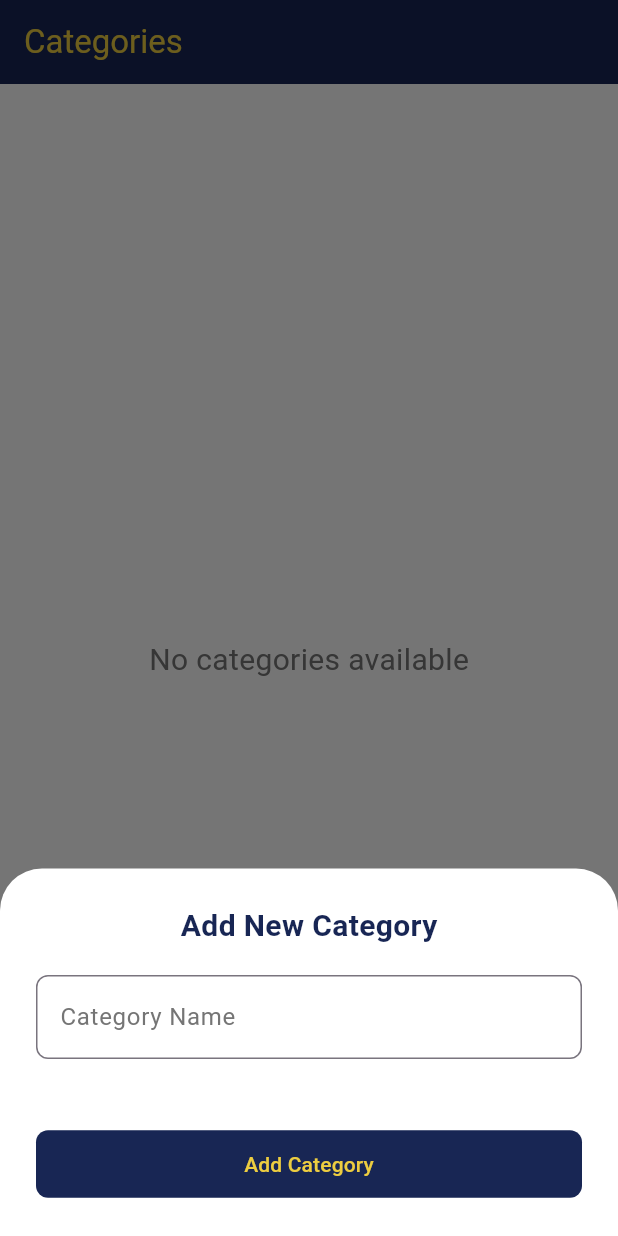
After one commit to AhmadNRamadan/mu-todo-list, a Flutter app: the screen it shows after launch, after a tap on the "add" icon, on a phone screen of 412 x 824 dp. The commit adds this screen. Run offline on Flutter 3.47's test engine with Material 3 defaults, Android fonts, the phone set to English and light mode, and no system bars; our stand-ins replace sqflite, sqflite_common_ffi; accounts and stored records are empty.

Commit message:
setting up the categories screen and model

```diff
--- /dev/null
+++ b/lib/database/repo.dart
@@ -0,0 +1,35 @@
+import 'package:path/path.dart';
+import 'package:sqflite/sqflite.dart';
+
+class Repository {
+  Future<Database> getDatabase() async {
+    // get the default databases location
+    String dbPath = await getDatabasesPath();
+    // If the database is already created, get an instance of it.
+    // If it is not there, onCreate is executed
+    Database db = await openDatabase(
+      // to avoid errors in the database path use join method
+      // the database name should always end with .db
+      join(dbPath, 'expenses.db'),
+      // executed only when the database is not there or when the version is incremented
+      onCreate: _onCreate,
+      // increment version number only when the database scheme changes: add/drop table, add/drop column, add/drop relation
+      version: 1,
+    );
+    return db;
+  }
+
+  _onCreate(Database db, int version) async {
+    // This method is called when the database is created for the first time
+    await db.execute('CREATE TABLE categories(id TEXT PRIMARY KEY, name TEXT)');
+    // await db.execute(
+    //   'CREATE TABLE todos('
+    //   'id TEXT PRIMARY KEY, '
+    //   'title TEXT, '
+    //   'description TEXT, '
+    //   'isCompleted INTEGER, '
+    //   'categoryId TEXT, '
+    //   'FOREIGN KEY (categoryId) REFERENCES',
+    // );
+  }
+}
--- a/lib/main.dart
+++ b/lib/main.dart
@@ -1,7 +1,10 @@
 import 'package:flutter/material.dart';
+import 'package:mu_todo_list/screens/categories_screen.dart';
 import 'package:mu_todo_list/screens/welcome_screen.dart';
+import 'package:sqflite_common_ffi/sqflite_ffi.dart';
 
 void main() {
+  WidgetsFlutterBinding.ensureInitialized();
   runApp(const MyApp());
 }
 
@@ -10,9 +13,6 @@ class MyApp extends StatelessWidget {
 
   @override
   Widget build(BuildContext context) {
-    return MaterialApp(
-      title: 'Flutter Demo',
-      home: const WelcomeScreen(),
-    );
+    return MaterialApp(title: 'Flutter Demo', home: CategoriesScreen());
   }
 }
--- /dev/null
+++ b/lib/models/category.dart
@@ -0,0 +1,16 @@
+import 'package:uuid/uuid.dart';
+
+class Category {
+  final String id;
+  final String name;
+
+  Category({id, required this.name}) : id = id ?? Uuid().v4();
+
+  Map<String, dynamic> toMap() {
+    return {'id': id, 'name': name};
+  }
+
+  factory Category.fromMap(Map<String, dynamic> map) {
+    return Category(id: map['id'] as String, name: map['name'] as String);
+  }
+}
--- /dev/null
+++ b/lib/screens/categories_screen.dart
@@ -0,0 +1,314 @@
+import 'package:flutter/material.dart';
+import 'package:mu_todo_list/models/category.dart';
+import 'package:mu_todo_list/services/category_service.dart';
+import 'package:mu_todo_list/utils/colors.dart';
+import 'package:mu_todo_list/widgets/customed_appbar.dart';
+
+class CategoriesScreen extends StatefulWidget {
+  const CategoriesScreen({super.key});
+
+  @override
+  State<CategoriesScreen> createState() => _CategoriesScreenState();
+}
+
+class _CategoriesScreenState extends State<CategoriesScreen> {
+  final FocusNode _focusNode = FocusNode();
+  final CategoryService cs = CategoryService();
+  final TextEditingController _categoryNameController = TextEditingController();
+  List<Category> _categories = [];
+  @override
+  Widget build(BuildContext context) {
+    return Scaffold(
+      backgroundColor: Colors.white,
+      appBar: CustomedAppBar(title: "Categories"),
+      body: FutureBuilder(
+        future: cs.getCategories(),
+        builder: (context, snapshot) {
+          if (snapshot.connectionState == ConnectionState.waiting) {
+            return Center(
+              child: CircularProgressIndicator(color: HColor.secondary),
+            );
+          } else if (snapshot.hasError) {
+            return Center(
+              child: Text(
+                'Error: ${snapshot.error}',
+                style: TextStyle(color: Colors.red, fontSize: 18),
+              ),
+            );
+          } else if (!snapshot.hasData ||
+              (snapshot.data as List<Category>).isEmpty) {
+            return Center(
+              child: Text(
+                'No categories available',
+                style: TextStyle(color: Colors.grey.shade600, fontSize: 20),
+              ),
+            );
+          } else {
+            _categories = snapshot.data as List<Category>;
+            return Padding(
+              padding: const EdgeInsets.symmetric(horizontal: 29, vertical: 16),
+              child: ListView.separated(
+                shrinkWrap: true,
+                itemCount: _categories.isEmpty ? 1 : _categories.length,
+                separatorBuilder:
+                    (context, index) => const SizedBox(height: 16),
+                itemBuilder: (context, index) {
+                  if (_categories.isEmpty) {
+                    return Center(
+                      child: Padding(
+                        padding: EdgeInsets.only(
+                          top: MediaQuery.of(context).size.height * 0.4,
+                        ),
+                        child: Text(
+                          'No categories available',
+                          style: TextStyle(
+                            color: Colors.grey.shade600,
+                            fontSize: 20,
+                          ),
+                        ),
+                      ),
+                    );
+                  }
+                  var category = _categories[index];
+                  return ListTile(
+                    trailing: IconButton(
+                      onPressed: () {
+                        showDialog(
+                          context: context,
+                          builder: (context) {
+                            return AlertDialog(
+                              shape: RoundedRectangleBorder(
+                                borderRadius: BorderRadius.circular(28),
+                                side: const BorderSide(
+                                  color: Colors.red,
+                                  width: 2,
+                                ),
+                              ),
+                              titlePadding: const EdgeInsets.fromLTRB(
+                                24,
+                                24,
+                                24,
+                                12,
+                              ),
+                              contentPadding: const EdgeInsets.fromLTRB(
+                                24,
+                                0,
+                                24,
+                                18,
+                              ),
+                              actionsPadding: const EdgeInsets.fromLTRB(
+                                24,
+                                0,
+                                24,
+                                24,
+                              ),
+                              backgroundColor: Colors.white,
+                              title: const Text("Category Delete Alert"),
+                              titleTextStyle: TextStyle(
+                                fontFamily: 'Cairo',
+                                fontSize: 20,
+                                fontWeight: FontWeight.w700,
+                                color: HColor.primary,
+                              ),
+                              contentTextStyle: const TextStyle(
+                                fontFamily: 'Cairo',
+                                fontSize: 17,
+                                fontWeight: FontWeight.w400,
+                                color: Colors.black54,
+                              ),
+                              content: Text(
+                                "Are you sure you want to delete the category '${category.name}'? This action cannot be undone.",
+                              ),
+                              actions: [
+                                Row(
+                                  spacing: 10,
+                                  children: [
+                                    Expanded(
+                                      child: TextButton(
+                                        onPressed: () => Navigator.pop(context),
+                                        style: TextButton.styleFrom(
+                                          shape: RoundedRectangleBorder(
+                                            borderRadius: BorderRadius.circular(
+                                              8,
+                                            ),
+                                          ),
+                                          fixedSize: const Size(
+                                            double.infinity,
+                                            45,
+                                          ),
+                                          overlayColor: Colors.green.withAlpha(
+                                            100,
+                                          ),
+                                        ),
+                                        child: const Text(
+                                          "Cancel",
+                                          style: TextStyle(
+                                            fontFamily: 'Cairo',
+                                            fontSize: 16,
+                                            fontWeight: FontWeight.w700,
+                                            color: Colors.grey,
+                                          ),
+                                        ),
+                                      ),
+                                    ),
+                                    Expanded(
+                                      child: TextButton(
+                                        onPressed: () {
+                                          cs.deleteCategory(category);
+                                          setState(() {
+                                            _categories.remove(category);
+                                          });
+                                          Navigator.pop(context);
+                                        },
+                                        style: TextButton.styleFrom(
+                                          shape: RoundedRectangleBorder(
+                                            borderRadius: BorderRadius.circular(
+                                              8,
+                                            ),
+                                          ),
+                                          backgroundColor: Colors.red,
+                                          fixedSize: const Size(
+                                            double.infinity,
+                                            45,
+                                          ),
+                                        ),
+                                        child: const Text(
+                                          "Delete",
+                                          style: TextStyle(
+                                            fontFamily: 'Cairo',
+                                            fontSize: 16,
+                                            fontWeight: FontWeight.w700,
+                                            color: Colors.white,
+                                          ),
+                                        ),
+                                      ),
+                                    ),
+                                  ],
+                                ),
+                              ],
+                            );
+                          },
+                        );
+                      },
+                      icon: Icon(Icons.delete, color: Colors.red),
+                    ),
+                    contentPadding: EdgeInsets.symmetric(
+                      vertical: 8,
+                      horizontal: 16,
+                    ),
+                    shape: RoundedRectangleBorder(
+                      borderRadius: BorderRadius.circular(8),
+                      side: BorderSide(color: Colors.grey.shade300, width: 1),
+                    ),
+
+                    tileColor: HColor.secondary.withAlpha(50),
+                    title: Text(
+                      category.name,
+                      style: TextStyle(color: HColor.primary),
+                    ),
+                  );
+                },
+              ),
+            );
+          }
+        },
+      ),
+
+      floatingActionButton: FloatingActionButton(
+        onPressed: () {
+          showModalBottomSheet(
+            context: context,
+            backgroundColor: Colors.white,
+            builder: (context) {
+              return Padding(
+                padding: const EdgeInsets.all(24.0),
+                child: Column(
+                  spacing: 18,
+                  mainAxisSize: MainAxisSize.min,
+                  children: [
+                    Text(
+                      'Add New Category',
+                      style: TextStyle(
+                        fontSize: 20,
+                        fontWeight: FontWeight.bold,
+                        color: HColor.primary,
+                      ),
+                    ),
+                    TextField(
+                      controller: _categoryNameController,
+                      focusNode: _focusNode,
+                      onTapOutside: (event) {
+                        if (FocusScope.of(context).hasFocus) {
+                          _focusNode.unfocus();
+                        }
+                      },
+                      cursorColor: HColor.secondary,
+                      decoration: InputDecoration(
+                        labelText: 'Category Name',
+                        labelStyle: TextStyle(color: Colors.grey.shade600),
+                        floatingLabelStyle: TextStyle(
+                          color: HColor.secondary,
+                          fontWeight: FontWeight.bold,
+                        ),
+                        border: OutlineInputBorder(
+                          borderRadius: BorderRadius.circular(8),
+                          borderSide: BorderSide(
+                            color: Colors.grey.shade300,
+                            width: 1,
+                          ),
+                        ),
+                        focusedBorder: OutlineInputBorder(
+                          borderRadius: BorderRadius.circular(8),
+                          borderSide: BorderSide(
+                            color: HColor.secondary,
+                            width: 2,
+                          ),
+                        ),
+                      ),
+                    ),
+                    SizedBox(height: 10),
+                    ElevatedButton(
+                      style: ElevatedButton.styleFrom(
+                        backgroundColor: HColor.primary,
+                        foregroundColor: Colors.white,
+                        elevation: 0,
+                        fixedSize: Size(double.infinity, 45),
+                        minimumSize: Size(double.infinity, 45),
+                        shape: RoundedRectangleBorder(
+                          borderRadius: BorderRadius.circular(8),
+                        ),
+                      ),
+                      onPressed: () {
+                        var categoryName = _categoryNameController.text.trim();
+                        if (categoryName.isNotEmpty) {
+                          var newCategory = Category(name: categoryName);
+                          cs.storeCategory(newCategory);
+                          setState(() {
+                            _categories.add(newCategory);
+                          });
+                          Navigator.pop(context);
+                        } else {
+                          ScaffoldMessenger.of(context).showSnackBar(
+                            SnackBar(
+                              content: Text('Please enter a category name'),
+                            ),
+                          );
+                        }
+                      },
+                      child: Text(
+                        'Add Category',
+                        style: TextStyle(color: HColor.secondary),
+                      ),
+                    ),
+                  ],
+                ),
+              );
+            },
+          );
+        },
+        backgroundColor: HColor.primary,
+        child: Icon(Icons.add, color: HColor.secondary),
+      ),
+    );
+  }
+}
--- /dev/null
+++ b/lib/services/category_service.dart
@@ -0,0 +1,31 @@
+import 'package:mu_todo_list/database/repo.dart';
+import 'package:mu_todo_list/models/category.dart';
+
+class CategoryService {
+  final Repository _repository;
+
+  CategoryService() : _repository = Repository();
+
+  void storeCategory(Category category) async {
+    final db = await _repository.getDatabase();
+    await db.insert('categories', category.toMap());
+  }
+
+  Future<List<Category>> getCategories() async {
+    final db = await _repository.getDatabase();
+    final List<Map<String, dynamic>> maps = await db.query('categories');
+
+    return List.generate(maps.length, (i) {
+      return Category.fromMap(maps[i]);
+    });
+  }
+
+  Future<void> deleteCategory(Category category) async {
+    final db = await _repository.getDatabase();
+    await db.delete(
+      'categories',
+      where: 'id = ?',
+      whereArgs: [category.id],
+    );
+  }
+}
--- /dev/null
+++ b/lib/widgets/customed_appbar.dart
@@ -0,0 +1,17 @@
+import 'package:flutter/material.dart';
+import 'package:mu_todo_list/utils/colors.dart';
+
+class CustomedAppBar extends StatelessWidget implements PreferredSizeWidget {
+  const CustomedAppBar({required this.title, super.key});
+  final String title;
+  @override
+  Widget build(BuildContext context) {
+    return AppBar(
+      title: Text(title, style: TextStyle(color: HColor.secondary)),
+      backgroundColor: HColor.primary,
+    );
+  }
+
+  @override
+  Size get preferredSize => const Size.fromHeight(kToolbarHeight);
+}
--- a/pubspec.yaml
+++ b/pubspec.yaml
@@ -35,6 +35,10 @@ dependencies:
   # Use with the CupertinoIcons class for iOS style icons.
   cupertino_icons: ^1.0.8
   sqflite: ^2.4.2
+  path: ^1.9.0
+  sqflite_common_ffi: ^2.3.4+4
+  intl: ^0.20.2
+  uuid: ^4.5.1
 
 dev_dependencies:
   flutter_test:
```
Also changed, not shown: lib/screens/home_screen.dart (+3 -11 lines), pubspec.lock.
